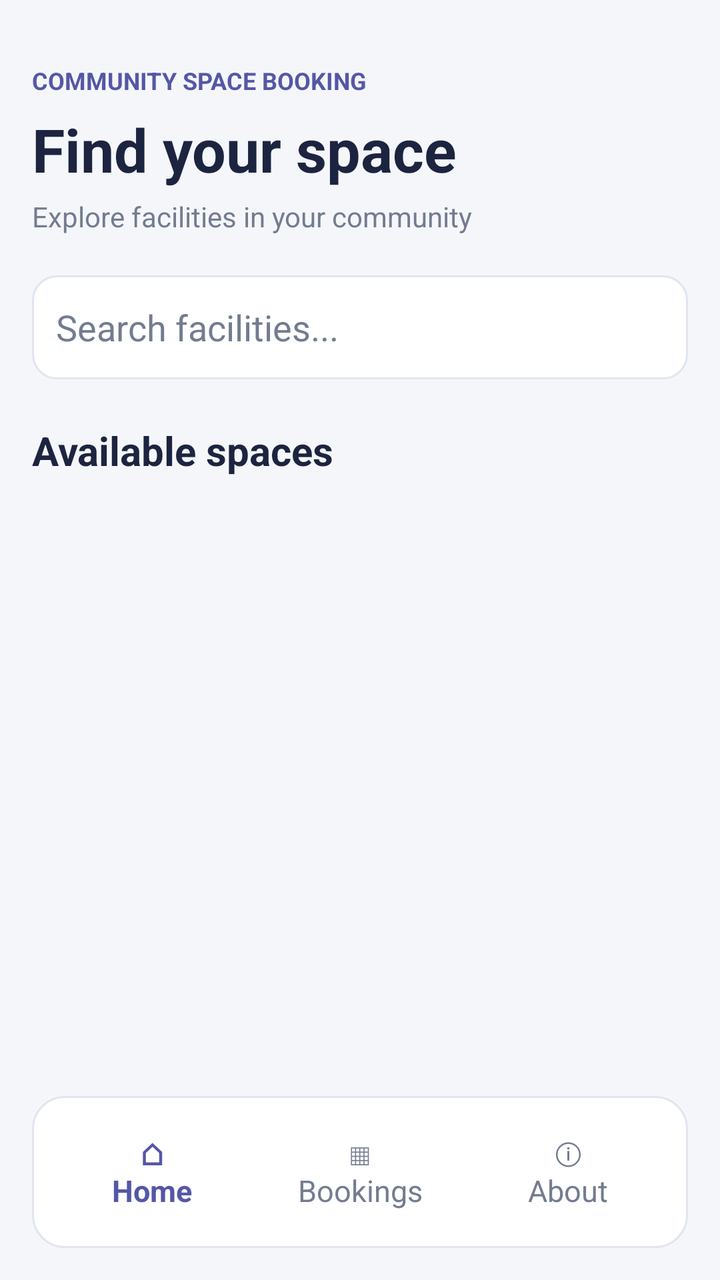
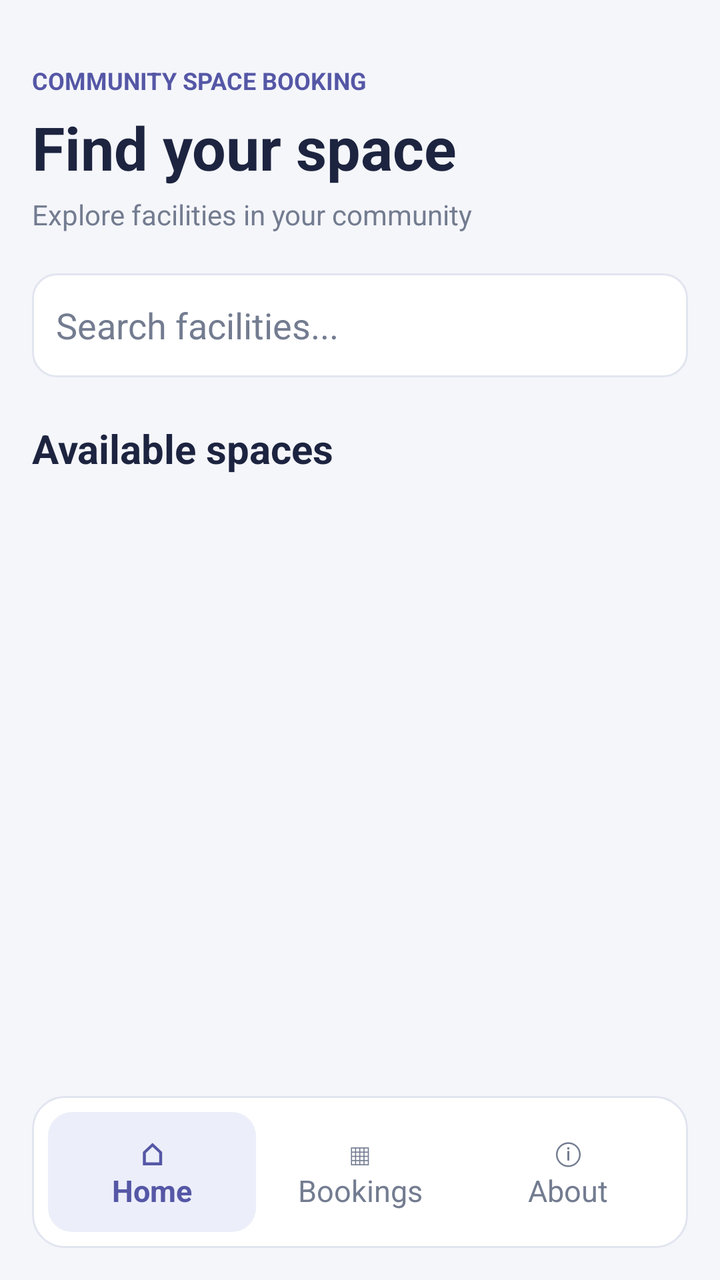

The first picture is an Android layout as it rendered before a commit; the second is the same layout after the commit. The layout source and the unified diff follow.
<!-- AndroidManifest.xml: application theme Theme.CommunitySpaceBooking -->
<!-- res/layout/activity_main.xml -->
<?xml version="1.0" encoding="utf-8"?>
<LinearLayout
    xmlns:android="http://schemas.android.com/apk/res/android"
    android:layout_width="match_parent"
    android:layout_height="match_parent"
    android:orientation="vertical"
    android:background="@color/app_background"
    android:padding="16dp">

    
    <LinearLayout
        android:layout_width="match_parent"
        android:layout_height="wrap_content"
        android:orientation="vertical"
        android:paddingTop="16dp"
        android:paddingBottom="20dp">

        <TextView
            android:layout_width="match_parent"
            android:layout_height="wrap_content"
            android:text="COMMUNITY SPACE BOOKING"
            android:textColor="@color/app_primary"
            android:textSize="12sp"
            android:textStyle="bold" />

        <TextView
            android:layout_width="match_parent"
            android:layout_height="wrap_content"
            android:layout_marginTop="6dp"
            android:text="Find your space"
            android:textColor="@color/app_heading"
            android:textSize="30sp"
            android:textStyle="bold" />

        <TextView
            android:layout_width="match_parent"
            android:layout_height="wrap_content"
            android:layout_marginTop="4dp"
            android:text="Explore facilities in your community"
            android:textColor="@color/app_muted"
            android:textSize="14sp" />

    </LinearLayout>

    
    <EditText
        android:id="@+id/searchFacilities"
        android:layout_width="match_parent"
        android:layout_height="52dp"
        android:background="@drawable/bg_app_input"
        android:hint="Search facilities..."
        android:inputType="text"
        android:singleLine="true"
        android:padding="12dp"
        android:textColor="@color/app_heading"
        android:textColorHint="@color/app_muted" />

    
    <TextView
        android:layout_width="match_parent"
        android:layout_height="wrap_content"
        android:layout_marginTop="22dp"
        android:layout_marginBottom="12dp"
        android:text="Available spaces"
        android:textColor="@color/app_heading"
        android:textSize="20sp"
        android:textStyle="bold" />

    
    <androidx.recyclerview.widget.RecyclerView
        android:id="@+id/recyclerFacilities"
        android:layout_width="match_parent"
        android:layout_height="0dp"
        android:layout_weight="1"
        android:clipToPadding="false"
        android:paddingBottom="12dp" />

    
    <LinearLayout
        android:layout_width="match_parent"
        android:layout_height="wrap_content"
        android:orientation="horizontal"
        android:gravity="center"
        android:background="@drawable/bg_facility_card"
        android:padding="8dp">

        <TextView
            android:id="@+id/btnHome"
            android:layout_width="0dp"
            android:layout_height="60dp"
            android:layout_weight="1"
            android:gravity="center"
            android:text="⌂&#10;Home"
            android:textColor="@color/app_primary"
            android:textSize="15sp"
            android:textStyle="bold"
            android:clickable="true"
            android:focusable="true"
            android:background="?attr/selectableItemBackground" />

        <TextView
            android:id="@+id/btnBookings"
            android:layout_width="0dp"
            android:layout_height="60dp"
            android:layout_weight="1"
            android:gravity="center"
            android:text="▦&#10;Bookings"
            android:textColor="@color/app_muted"
            android:textSize="15sp"
            android:clickable="true"
            android:focusable="true"
            android:background="?attr/selectableItemBackground" />

        <TextView
            android:id="@+id/btnAbout"
            android:layout_width="0dp"
            android:layout_height="60dp"
            android:layout_weight="1"
            android:gravity="center"
            android:text="ⓘ&#10;About"
            android:textColor="@color/app_muted"
            android:textSize="15sp"
            android:clickable="true"
            android:focusable="true"
            android:background="?attr/selectableItemBackground" />

    </LinearLayout>

</LinearLayout>
<!-- resources referenced by this layout -->
<resources>
  <color name="app_background">#F5F6FA</color>
  <color name="app_heading">#1D2440</color>
  <color name="app_muted">#737C90</color>
  <color name="app_primary">#5557A6</color>
  <!-- drawable bg_app_input (drawable) -->
  <?xml version="1.0" encoding="utf-8"?>
  <shape xmlns:android="http://schemas.android.com/apk/res/android"
      android:shape="rectangle">
  
      <solid android:color="@color/app_surface" />
  
      <corners android:radius="12dp" />
  
      <stroke
          android:width="1dp"
          android:color="@color/app_border" />
  
      <padding
          android:left="12dp"
          android:top="10dp"
          android:right="12dp"
          android:bottom="10dp" />
  
  </shape>
  <!-- drawable bg_facility_card (drawable) -->
  <?xml version="1.0" encoding="utf-8"?>
  <shape xmlns:android="http://schemas.android.com/apk/res/android"
      android:shape="rectangle">
  
      <solid android:color="@color/app_surface" />
  
      <corners android:radius="16dp" />
  
      <stroke
          android:width="1dp"
          android:color="@color/app_border" />
  
  </shape>
  <style name="Theme.CommunitySpaceBooking" parent="Base.Theme.CommunitySpaceBooking" />
  <color name="app_surface">#FFFFFF</color>
  <color name="app_border">#E1E5EF</color>
  <style name="Base.Theme.CommunitySpaceBooking" parent="Theme.Material3.DayNight.NoActionBar">
          
          
      </style>
</resources>

<!-- the commit's change to res/layout/activity_main.xml (unified diff, before → after) -->
@@ -1,129 +1,13 @@
 <?xml version="1.0" encoding="utf-8"?>
-<LinearLayout
-    xmlns:android="http://schemas.android.com/apk/res/android"
-    android:layout_width="match_parent"
-    android:layout_height="match_parent"
-    android:orientation="vertical"
-    android:background="@color/app_background"
-    android:padding="16dp">
-
-    
-    <LinearLayout
-        android:layout_width="match_parent"
-        android:layout_height="wrap_content"
-        android:orientation="vertical"
-        android:paddingTop="16dp"
-        android:paddingBottom="20dp">
-
-        <TextView
-            android:layout_width="match_parent"
-            android:layout_height="wrap_content"
-            android:text="COMMUNITY SPACE BOOKING"
-            android:textColor="@color/app_primary"
-            android:textSize="12sp"
-            android:textStyle="bold" />
-
-        <TextView
-            android:layout_width="match_parent"
-            android:layout_height="wrap_content"
-            android:layout_marginTop="6dp"
-            android:text="Find your space"
-            android:textColor="@color/app_heading"
-            android:textSize="30sp"
-            android:textStyle="bold" />
-
-        <TextView
-            android:layout_width="match_parent"
-            android:layout_height="wrap_content"
-            android:layout_marginTop="4dp"
-            android:text="Explore facilities in your community"
-            android:textColor="@color/app_muted"
-            android:textSize="14sp" />
-
-    </LinearLayout>
-
-    
-    <EditText
-        android:id="@+id/searchFacilities"
-        android:layout_width="match_parent"
-        android:layout_height="52dp"
-        android:background="@drawable/bg_app_input"
-        android:hint="Search facilities..."
-        android:inputType="text"
-        android:singleLine="true"
-        android:padding="12dp"
-        android:textColor="@color/app_heading"
-        android:textColorHint="@color/app_muted" />
-
-    
-    <TextView
-        android:layout_width="match_parent"
-        android:layout_height="wrap_content"
-        android:layout_marginTop="22dp"
-        android:layout_marginBottom="12dp"
-        android:text="Available spaces"
-        android:textColor="@color/app_heading"
-        android:textSize="20sp"
-        android:textStyle="bold" />
-
-    
-    <androidx.recyclerview.widget.RecyclerView
-        android:id="@+id/recyclerFacilities"
-        android:layout_width="match_parent"
-        android:layout_height="0dp"
-        android:layout_weight="1"
-        android:clipToPadding="false"
-        android:paddingBottom="12dp" />
-
-    
-    <LinearLayout
-        android:layout_width="match_parent"
-        android:layout_height="wrap_content"
-        android:orientation="horizontal"
-        android:gravity="center"
-        android:background="@drawable/bg_facility_card"
-        android:padding="8dp">
-
-        <TextView
-            android:id="@+id/btnHome"
-            android:layout_width="0dp"
-            android:layout_height="60dp"
-            android:layout_weight="1"
-            android:gravity="center"
-            android:text="⌂&#10;Home"
-            android:textColor="@color/app_primary"
-            android:textSize="15sp"
-            android:textStyle="bold"
-            android:clickable="true"
-            android:focusable="true"
-            android:background="?attr/selectableItemBackground" />
-
-        <TextView
-            android:id="@+id/btnBookings"
-            android:layout_width="0dp"
-            android:layout_height="60dp"
-            android:layout_weight="1"
-            android:gravity="center"
-            android:text="▦&#10;Bookings"
-            android:textColor="@color/app_muted"
-            android:textSize="15sp"
-            android:clickable="true"
-            android:focusable="true"
-            android:background="?attr/selectableItemBackground" />
-
-        <TextView
-            android:id="@+id/btnAbout"
-            android:layout_width="0dp"
-            android:layout_height="60dp"
-            android:layout_weight="1"
-            android:gravity="center"
-            android:text="ⓘ&#10;About"
-            android:textColor="@color/app_muted"
-            android:textSize="15sp"
-            android:clickable="true"
-            android:focusable="true"
-            android:background="?attr/selectableItemBackground" />
-
-    </LinearLayout>
-
-</LinearLayout>
+<LinearLayout xmlns:android="http://schemas.android.com/apk/res/android" android:layout_width="match_parent" android:layout_height="match_parent" android:orientation="vertical" android:padding="16dp" android:background="@color/app_background">
+<TextView android:layout_width="match_parent" android:layout_height="wrap_content" android:text="COMMUNITY SPACE BOOKING" android:textSize="12sp" android:textStyle="bold" android:textColor="@color/app_primary" android:paddingTop="16dp"/>
+<TextView android:layout_width="match_parent" android:layout_height="wrap_content" android:text="Find your space" android:textSize="30sp" android:textStyle="bold" android:textColor="@color/app_heading" android:layout_marginTop="5dp"/>
+<TextView android:layout_width="match_parent" android:layout_height="wrap_content" android:text="Explore facilities in your community" android:textSize="14sp" android:textColor="@color/app_muted" android:layout_marginTop="4dp" android:layout_marginBottom="20dp"/>
+<EditText android:id="@+id/searchFacilities" android:layout_width="match_parent" android:layout_height="52dp" android:background="@drawable/bg_app_input" android:hint="Search facilities..." android:inputType="text" android:singleLine="true" android:textColor="@color/app_heading" android:textColorHint="@color/app_muted"/>
+<TextView android:layout_width="match_parent" android:layout_height="wrap_content" android:layout_marginTop="22dp" android:layout_marginBottom="12dp" android:text="Available spaces" android:textColor="@color/app_heading" android:textSize="20sp" android:textStyle="bold"/>
+<androidx.recyclerview.widget.RecyclerView android:id="@+id/recyclerFacilities" android:layout_width="match_parent" android:layout_height="0dp" android:layout_weight="1" android:clipToPadding="false" android:paddingBottom="12dp"/>
+<LinearLayout android:layout_width="match_parent" android:layout_height="wrap_content" android:orientation="horizontal" android:gravity="center" android:background="@drawable/bg_facility_card" android:padding="8dp">
+<TextView android:id="@+id/btnHome" android:layout_width="0dp" android:layout_height="60dp" android:layout_weight="1" android:gravity="center" android:text="⌂&#10;Home" android:textColor="@color/app_primary" android:textSize="15sp" android:textStyle="bold" android:clickable="true" android:focusable="true" android:background="@drawable/bg_nav_selected"/>
+<TextView android:id="@+id/btnBookings" android:layout_width="0dp" android:layout_height="60dp" android:layout_weight="1" android:gravity="center" android:text="▦&#10;Bookings" android:textColor="@color/app_muted" android:textSize="15sp" android:clickable="true" android:focusable="true" android:background="?attr/selectableItemBackground"/>
+<TextView android:id="@+id/btnAbout" android:layout_width="0dp" android:layout_height="60dp" android:layout_weight="1" android:gravity="center" android:text="ⓘ&#10;About" android:textColor="@color/app_muted" android:textSize="15sp" android:clickable="true" android:focusable="true" android:background="?attr/selectableItemBackground"/>
+</LinearLayout></LinearLayout>
<!-- resource entries referenced after the edit -->
@@ -6,41 +6,17 @@
   <color name="app_primary">#5557A6</color>
   <!-- drawable bg_app_input (drawable) -->
   <?xml version="1.0" encoding="utf-8"?>
-  <shape xmlns:android="http://schemas.android.com/apk/res/android"
-      android:shape="rectangle">
-  
-      <solid android:color="@color/app_surface" />
-  
-      <corners android:radius="12dp" />
-  
-      <stroke
-          android:width="1dp"
-          android:color="@color/app_border" />
-  
-      <padding
-          android:left="12dp"
-          android:top="10dp"
-          android:right="12dp"
-          android:bottom="10dp" />
-  
-  </shape>
+  <shape xmlns:android="http://schemas.android.com/apk/res/android" android:shape="rectangle"><solid android:color="@color/app_surface"/><corners android:radius="12dp"/><stroke android:width="1dp" android:color="@color/app_border"/><padding android:left="12dp" android:top="10dp" android:right="12dp" android:bottom="10dp"/></shape>
   <!-- drawable bg_facility_card (drawable) -->
   <?xml version="1.0" encoding="utf-8"?>
-  <shape xmlns:android="http://schemas.android.com/apk/res/android"
-      android:shape="rectangle">
-  
-      <solid android:color="@color/app_surface" />
-  
-      <corners android:radius="16dp" />
-  
-      <stroke
-          android:width="1dp"
-          android:color="@color/app_border" />
-  
-  </shape>
+  <shape xmlns:android="http://schemas.android.com/apk/res/android" android:shape="rectangle"><solid android:color="@color/app_surface"/><corners android:radius="16dp"/><stroke android:width="1dp" android:color="@color/app_border"/></shape>
+  <!-- drawable bg_nav_selected (drawable) -->
+  <?xml version="1.0" encoding="utf-8"?>
+  <shape xmlns:android="http://schemas.android.com/apk/res/android" android:shape="rectangle"><solid android:color="@color/app_soft_purple"/><corners android:radius="12dp"/></shape>
   <style name="Theme.CommunitySpaceBooking" parent="Base.Theme.CommunitySpaceBooking" />
   <color name="app_surface">#FFFFFF</color>
   <color name="app_border">#E1E5EF</color>
+  <color name="app_soft_purple">#ECEEFA</color>
   <style name="Base.Theme.CommunitySpaceBooking" parent="Theme.Material3.DayNight.NoActionBar">
           
           
